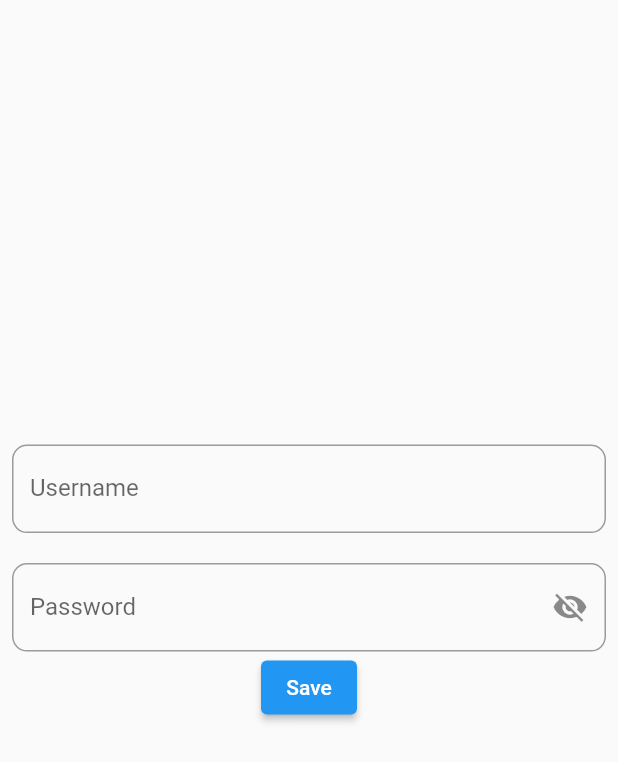
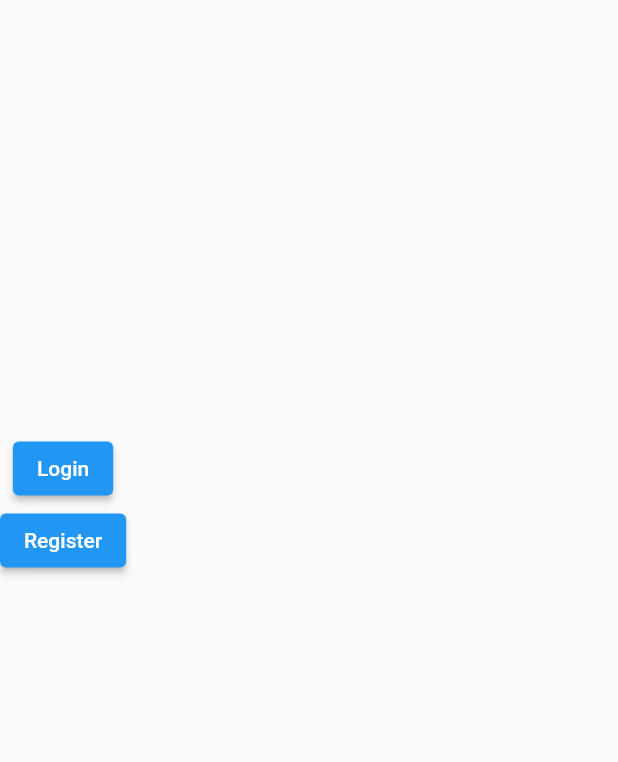
Before and after one commit to slovoulo/flutter_zoom_clone, a Flutter app: the LandingPage screen opened directly, on a phone screen of 412 x 824 dp. Shown: the top 762 px of the screen. Run offline on Flutter 3.47's test engine with Material 2 defaults, Android fonts, the light colour scheme and no system bars; our stand-ins replace auto_size_text, cloud_firestore, firebase_auth, firebase_core; missing offline and left inert: firebase; accounts and stored records are empty; statements that could not run were skipped.

Commit message:
Provider has joined the Authentication flow

```diff
--- a/lib/models/usermodel.dart
+++ b/lib/models/usermodel.dart
@@ -1,14 +1,18 @@
 import 'package:cloud_firestore/cloud_firestore.dart';
-class User {
+import 'package:firebase/firebase.dart';
+import 'package:firebase_auth/firebase_auth.dart';
+class UserDetails {
   String username="";
   final String email;
   final String? profilePic;
   String password="";
+  final firebaseauth = FirebaseAuth.instance;
+  bool isSignedin=false; //This wil notify the enetire app of the users signed in status
 
   DocumentReference? userRef;
 
 
-  User({required this.username, required this.email, this.profilePic, required this.password, this.userRef });
+  UserDetails({required this.username, required this.email, this.profilePic, required this.password, this.userRef });
 
   String get userID{
     return userRef!.id;}
--- a/lib/view_models/user_view_model.dart
+++ b/lib/view_models/user_view_model.dart
@@ -2,18 +2,18 @@ import 'package:flutter_zoom_clone/models/usermodel.dart';
 
 class UserViewModel {
   //Calling the User class from usermodel.dart
-  final User? user;
+  final UserDetails? user;
 
   UserViewModel({this.user});
 
-  // String get username {
+  // String set username {
   //   return user!.username;
   // }
   // getusername(){
   //   String? username;
   //   return username=user!.username;
   // }
-  //String username=user.username;
+  //static String username=user.username;
 
   String get profilepic {
     if (user!.profilePic == null) {
--- a/lib/views/screens/home.dart
+++ b/lib/views/screens/home.dart
@@ -7,9 +7,11 @@ class HomePage extends StatefulWidget {
 }
 
 class _HomePageState extends State<HomePage> {
+  bool isSignedin=false;
   @override
   Widget build(BuildContext context) {
-    return Container(
+    return Scaffold(
+      body: ,
 
     );
   }
--- a/lib/views/screens/landing.dart
+++ b/lib/views/screens/landing.dart
@@ -1,98 +1,27 @@
 import 'package:flutter/material.dart';
-import 'package:flutter_zoom_clone/view_models/user_view_model.dart';
-import 'package:flutter_zoom_clone/views/screens/home.dart';
 
-class LandingPage extends StatefulWidget {
+class LandingPage extends StatelessWidget {
   const LandingPage({Key? key}) : super(key: key);
-
-  @override
-  State<LandingPage> createState() => _LandingPageState();
-}
-
-class _LandingPageState extends State<LandingPage> {
-  adduser() {
-    if (_formKey.currentState!.validate()) {
-      Navigator.of(context)
-          .push(MaterialPageRoute(builder: (context) => const HomePage()));
-    }
-  }
-
-  final GlobalKey<FormState> _formKey = GlobalKey<FormState>();
-  UserViewModel userVM = UserViewModel();
-  bool _passwordVisible = false;
 
   @override
   Widget build(BuildContext context) {
     return Scaffold(
-      body: Padding(
-        padding: const EdgeInsets.all(8.0),
-        child: Form(
-          key: _formKey,
-          child: Column(
-            children: [
-              SizedBox(height: MediaQuery.of(context).size.height * 0.35),
-              TextFormField(
-
-                decoration:  InputDecoration(
-                  border: OutlineInputBorder(
-                    borderRadius: BorderRadius.circular(10),
-                  ),
-                    labelText: "Username", hintText: "Your username"),
-
-                onChanged: (value) {
-                  var vl=userVM.user?.username;
-                  if(vl!=null){userVM.user!.username = value;}
-                },
-                validator: (value) {
-                  if (value!.isEmpty) {
-                    return "Please provide a username";
-                  }
-                },
-              ),
-              SizedBox(height: 20,),TextFormField(
-                obscureText: !_passwordVisible,
-                decoration: InputDecoration(
-                  border: OutlineInputBorder(
-                    borderRadius: BorderRadius.circular(10),
-                  ),
-                  labelText: "Password",
-                  suffixIcon: IconButton(
-                    icon: Icon(
-                      // Based on passwordVisible state choose the icon
-                      _passwordVisible
-                          ? Icons.visibility
-                          : Icons.visibility_off,
-                    ),
-                    onPressed: () {
-                      // Update the state i.e. toogle the state of passwordVisible variable
-                      setState(() {
-                        _passwordVisible = !_passwordVisible;
-                      });
-                    },
-                  ),
-                ),
-                validator: (String? value) {
-                  if (value!.isEmpty) {
-                    return "This field is required";
-                  }
-                  if (value.length < 6) {
-                    return "Password must be at least 6 characters";
-                  }
-                  return null;
-                },
-                onSaved: (value) {
-                  userVM.user!.password = value!;
-                },
-              ),
-              ElevatedButton(
+      body: Column(children: [
+        SizedBox(height: MediaQuery.of(context).size.height*0.35,),
+        ElevatedButton(
+         // style:ButtonStyle(),
                   onPressed: () {
                     adduser();
                   },
-                  child: const Text("Save"))
-            ],
-          ),
-        ),
-      ),
+                  child: const Text("Login")),
+                  ElevatedButton(
+                  onPressed: () {
+                    registeruser();
+                  },
+                  child: const Text("Register"))
+
+
+      ],),
     );
   }
 }
```
Also changed, not shown: lib/main.dart (+17 -15 lines), lib/models/constants.dart (added, +39 -0 lines), lib/providers/auth_provider.dart (added, +75 -0 lines), lib/views/screens/login.dart (+110 -0 lines), pubspec.yaml (+9 -3 lines), pubspec.lock.
